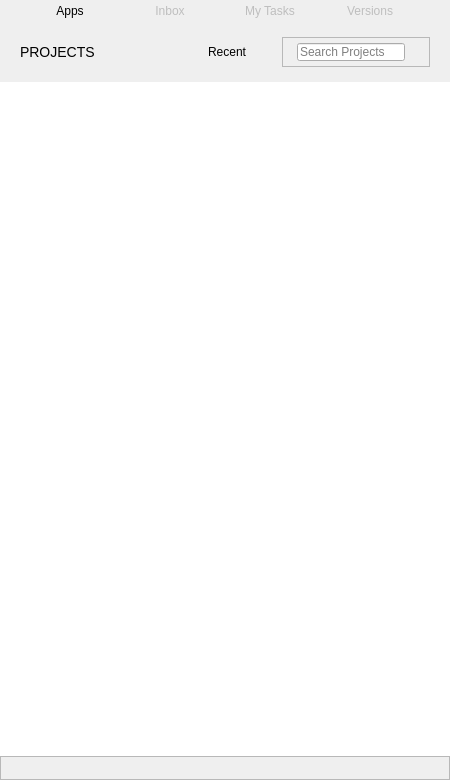
This is resources/desktop_window.ui in shotgunsoftware/tk-desktop as Qt 5 draws it before an edit. The edited form follows.
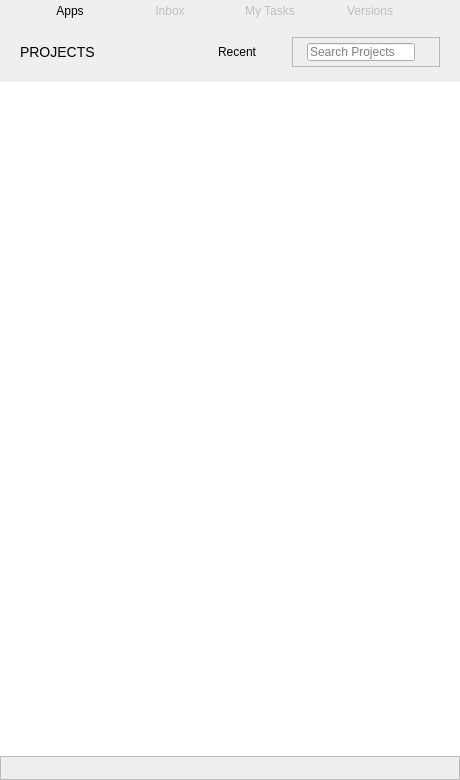
This is the edited form. Icons and pictures are not drawn. Custom widgets are drawn as their Qt base class.

Commit message: Ticket #24890 Apply default toolkit stylesheet to project process Hide python console on windows

```diff
--- a/resources/desktop_window.ui
+++ b/resources/desktop_window.ui
@@ -6,13 +6,13 @@
    <rect>
     <x>0</x>
     <y>0</y>
-    <width>450</width>
+    <width>460</width>
     <height>780</height>
    </rect>
   </property>
   <property name="minimumSize">
    <size>
-    <width>450</width>
+    <width>460</width>
     <height>780</height>
    </size>
   </property>
@@ -399,7 +399,7 @@
           </property>
           <property name="maximumSize">
            <size>
-            <width>450</width>
+            <width>460</width>
             <height>16777215</height>
            </size>
           </property>
```
Left out of the diff: 2 changed lines with no effect on the pictures. The commit also changes 3 other files.
